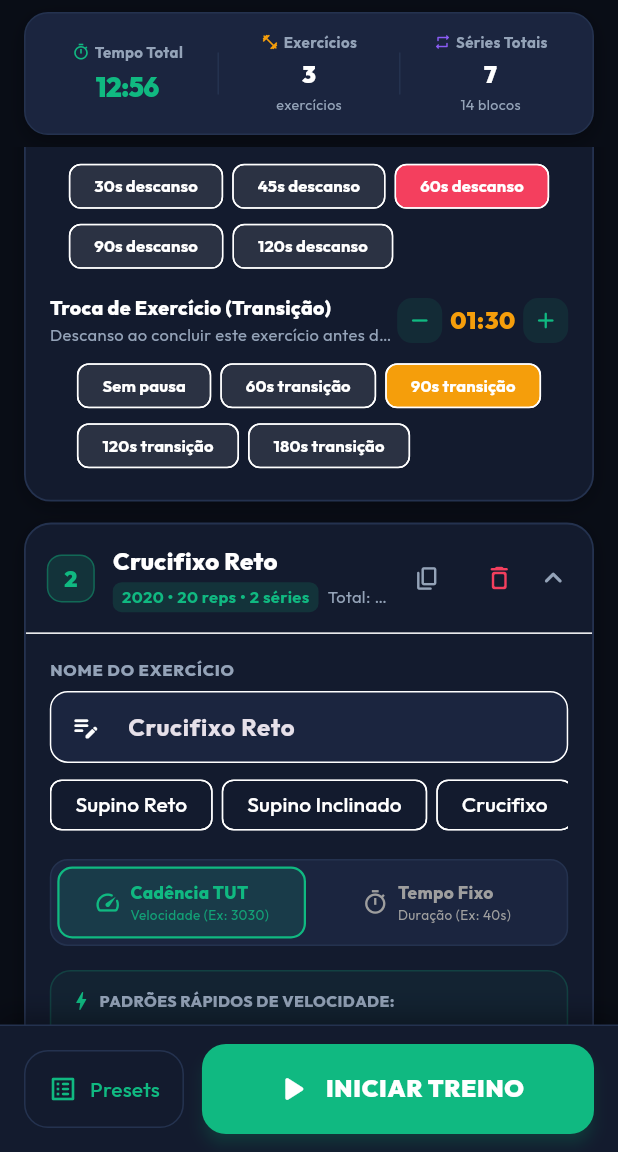
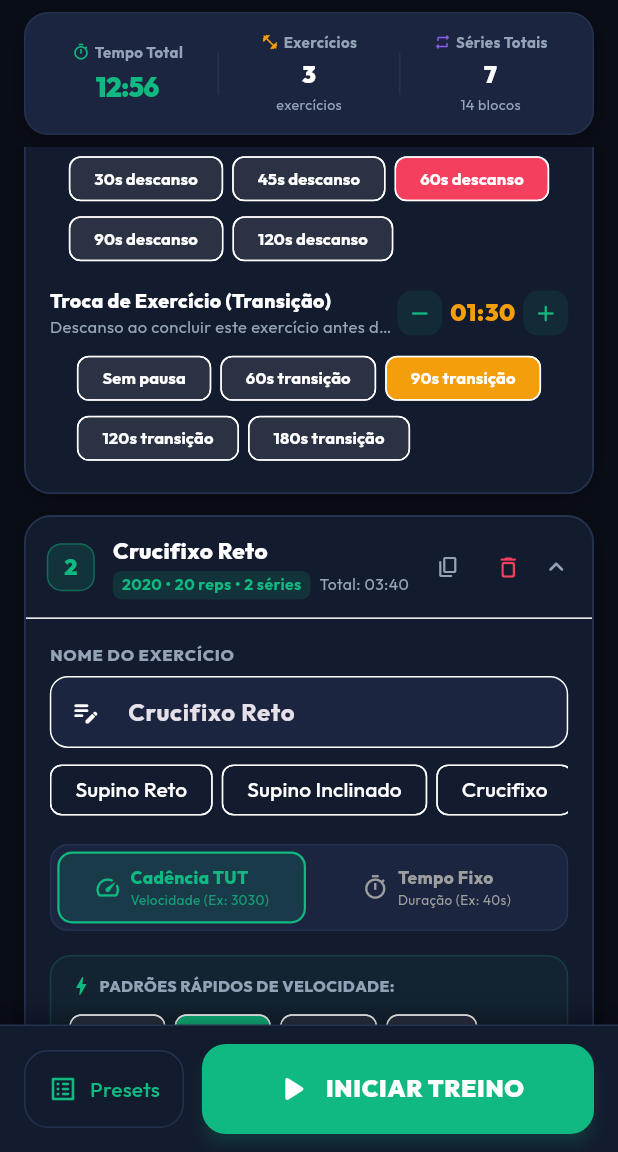
Before and after one commit to pcrsilva/tensortimer, a Flutter app: the screen it shows after launch, scrolled down 1152 dp, after a tap on the "delete outline" icon, on a phone screen of 412 x 824 dp, the part 84-1236 px from its top. Run offline on Flutter 3.47's test engine with Material 3 defaults, Android fonts, the light colour scheme and no system bars; our stand-ins replace audioplayers, flutter_local_notifications, flutter_riverpod, google_fonts, shared_preferences, wakelock_plus.

Commit message:
fix(ui): substituir Row por Wrap no cabeçalho do ExerciseCard para eliminar estouro de 18px

```diff
--- a/lib/features/workout_config/presentation/widgets/exercise_card.dart
+++ b/lib/features/workout_config/presentation/widgets/exercise_card.dart
@@ -182,15 +182,18 @@
                   Text(
                     ex.name,
                     style: TextStyle(
-                      fontSize: 16,
+                      fontSize: 15,
                       fontWeight: FontWeight.w800,
                       color: isDark ? Colors.white : AppColors.lightTextPrimary,
                     ),
                     maxLines: 1,
                     overflow: TextOverflow.ellipsis,
                   ),
-                  const SizedBox(height: 2),
-                  Row(
+                  const SizedBox(height: 3),
+                  Wrap(
+                    spacing: 6,
+                    runSpacing: 3,
+                    crossAxisAlignment: WrapCrossAlignment.center,
                     children: [
                       Container(
                         padding: const EdgeInsets.symmetric(
@@ -204,7 +207,7 @@
                         child: Text(
                           ex.prescriptionSummary,
                           style: TextStyle(
-                            fontSize: 11,
+                            fontSize: 10.5,
                             fontWeight: FontWeight.w700,
                             color: ex.workMode.isCadence
                                 ? AppColors.work
@@ -212,18 +215,13 @@
                           ),
                         ),
                       ),
-                      const SizedBox(width: 6),
-                      Flexible(
-                        child: Text(
+                      Text(
                         'Total: ${DurationFormatter.format(Duration(seconds: ex.totalDurationSeconds))}',
                         style: TextStyle(
-                            fontSize: 11,
+                          fontSize: 10.5,
                           color: isDark
                               ? AppColors.darkTextSecondary
                               : AppColors.lightTextSecondary,
-                          ),
-                          maxLines: 1,
-                          overflow: TextOverflow.ellipsis,
                         ),
                       ),
                     ],
@@ -232,10 +230,16 @@
               ),
             ),
 
-            // Ações rápidas
+            // Ações rápidas compactas
+            Row(
+              mainAxisSize: MainAxisSize.min,
+              children: [
                 IconButton(
-              icon: const Icon(Icons.copy_rounded, size: 18),
+                  icon: const Icon(Icons.copy_rounded, size: 16),
                   tooltip: 'Duplicar Exercício',
+                  constraints: const BoxConstraints(minWidth: 28, minHeight: 28),
+                  padding: const EdgeInsets.all(4),
+                  visualDensity: VisualDensity.compact,
                   color: isDark
                       ? AppColors.darkTextSecondary
                       : AppColors.lightTextSecondary,
@@ -244,17 +248,24 @@
                 if (widget.totalExercises > 1)
                   IconButton(
                     icon: const Icon(Icons.delete_outline_rounded,
-                    size: 20, color: AppColors.rest),
+                        size: 18, color: AppColors.rest),
                     tooltip: 'Remover Exercício',
+                    constraints: const BoxConstraints(minWidth: 28, minHeight: 28),
+                    padding: const EdgeInsets.all(4),
+                    visualDensity: VisualDensity.compact,
                     onPressed: widget.onDelete,
                   ),
+                const SizedBox(width: 2),
                 Icon(
                   _isExpanded
                       ? Icons.keyboard_arrow_up_rounded
                       : Icons.keyboard_arrow_down_rounded,
+                  size: 20,
                   color: isDark
                       ? AppColors.darkTextSecondary
                       : AppColors.lightTextSecondary,
+                ),
+              ],
             ),
           ],
         ),
--- a/lib/features/workout_config/presentation/widgets/weekday_schedule_bar.dart
+++ b/lib/features/workout_config/presentation/widgets/weekday_schedule_bar.dart
@@ -236,10 +236,12 @@
                           child: Column(
                             crossAxisAlignment: CrossAxisAlignment.start,
                             children: [
-                              Row(
+                              Wrap(
+                                spacing: 6,
+                                runSpacing: 2,
+                                crossAxisAlignment: WrapCrossAlignment.center,
                                 children: [
-                                  Flexible(
-                                    child: Text(
+                                  Text(
                                     preset.name,
                                     style: TextStyle(
                                       fontSize: 13,
@@ -251,9 +253,7 @@
                                     maxLines: 1,
                                     overflow: TextOverflow.ellipsis,
                                   ),
-                                  ),
-                                  if (isLoaded) ...[
-                                    const SizedBox(width: 6),
+                                  if (isLoaded)
                                     Container(
                                       padding: const EdgeInsets.symmetric(
                                           horizontal: 5, vertical: 1.5),
@@ -272,8 +272,8 @@
                                       ),
                                     ),
                                 ],
-                                ],
                               ),
+                              const SizedBox(height: 2),
                               Text(
                                 '${preset.config.totalExercises} exercícios • ${DurationFormatter.format(preset.config.totalDuration)}',
                                 style: TextStyle(
@@ -282,6 +282,8 @@
                                       ? AppColors.darkTextSecondary
                                       : AppColors.lightTextSecondary,
                                 ),
+                                maxLines: 1,
+                                overflow: TextOverflow.ellipsis,
                               ),
                             ],
                           ),
```
Lines whose indentation alone changed are shown as unchanged.
